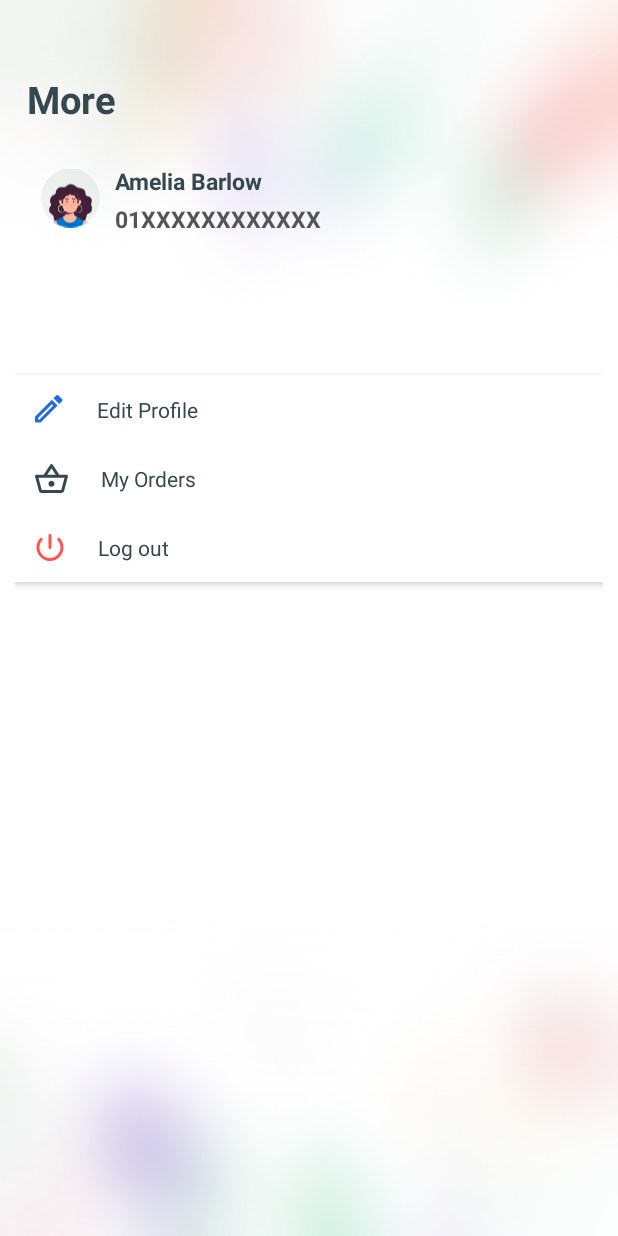
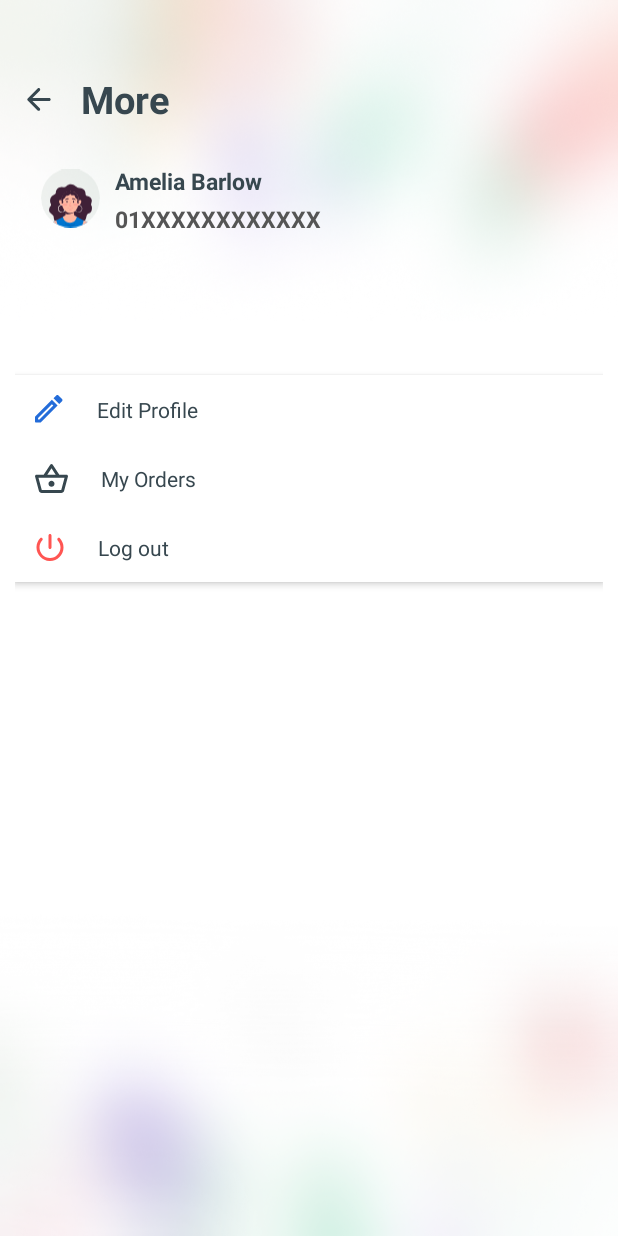
Before and after one commit to nqbinhcs/GCommerce, an Android app: the SettingActivity screen opened directly, with no data from a screen before it, on a phone screen of 412 x 824 dp. Run offline under Robolectric (Android 15) with nearby library versions, the phone set to English and light mode, and no system bars; 2 statements that could not run were skipped.

```diff
--- a/app/src/main/AndroidManifest.xml
+++ b/app/src/main/AndroidManifest.xml
@@ -26,6 +26,9 @@
         android:supportsRtl="true"
         android:theme="@style/Theme.e_commerce"
         tools:targetApi="31">
+        <activity
+            android:name=".Activity.EditProfileActivity"
+            android:exported="false" />
         <activity
             android:name=".Activity.SearchActivity"
             android:exported="false" />
--- a/app/src/main/java/com/example/e_commerce/Activity/MainActivity.java
+++ b/app/src/main/java/com/example/e_commerce/Activity/MainActivity.java
@@ -4,6 +4,7 @@ import androidx.appcompat.app.AppCompatActivity;
 
 import android.content.Intent;
 import android.os.Bundle;
+import android.util.Log;
 import android.widget.ImageView;
 
 import com.bumptech.glide.Glide;
@@ -15,7 +16,7 @@ public class MainActivity extends AppCompatActivity {
     protected void onCreate(Bundle savedInstanceState) {
         super.onCreate(savedInstanceState);
         setContentView(R.layout.activity_main);
-        Intent intent = new Intent(MainActivity.this, LoginActivity.class);
+        Intent intent = new Intent(MainActivity.this, EditProfileActivity.class);
         startActivity(intent);
     }
 }
--- a/app/src/main/java/com/example/e_commerce/Activity/SettingActivity.java
+++ b/app/src/main/java/com/example/e_commerce/Activity/SettingActivity.java
@@ -1,15 +1,58 @@
 package com.example.e_commerce.Activity;
 
+import android.content.Intent;
 import android.os.Bundle;
+import android.view.View;
+import android.widget.TextView;
 
 import androidx.appcompat.app.AppCompatActivity;
 
+import com.example.e_commerce.Manager.LocalCache;
+import com.example.e_commerce.Model.User;
 import com.example.e_commerce.R;
 
 public class SettingActivity extends AppCompatActivity {
+    private TextView logOutBtn, nameView, emailView, editProfileView, myOrderView;
+    private LocalCache localCache;
+    private User user;
+
     @Override
     protected void onCreate(Bundle savedInstanceState) {
         super.onCreate(savedInstanceState);
         setContentView(R.layout.activity_setting);
+
+        initView();
+        addEventOnClick();
     }
+
+    private void addEventOnClick() {
+        logOutBtn.setOnClickListener(new View.OnClickListener() {
+            @Override
+            public void onClick(View view) {
+                localCache.deleteUser();
+                startActivity(new Intent(SettingActivity.this, LoginActivity.class));
+            }
+        });
+        editProfileView.setOnClickListener(new View.OnClickListener() {
+            @Override
+            public void onClick(View view) {
+                startActivity(new Intent(SettingActivity.this, EditProfileActivity.class));
+            }
+        });
+    }
+
+    private void initView() {
+        localCache = new LocalCache(SettingActivity.this, "Local cache");
+        logOutBtn = (TextView) findViewById(R.id.setting_logout);
+        user = localCache.loadUser();
+        nameView = (TextView) findViewById(R.id.setting_name);
+        emailView = (TextView) findViewById(R.id.setting_email);
+        editProfileView = (TextView) findViewById(R.id.setting_edit_profile);
+        myOrderView = (TextView) findViewById(R.id.setting_my_orders);
+
+        nameView.setText(user.getName());
+        emailView.setText(user.getEmail());
+    }
+
+
 }
--- /dev/null
+++ b/app/src/main/res/drawable/ic_baseline_email_24.xml
@@ -0,0 +1,5 @@
+<vector android:height="20dp" android:tint="#000000"
+    android:viewportHeight="24" android:viewportWidth="24"
+    android:width="20dp" xmlns:android="http://schemas.android.com/apk/res/android">
+    <path android:fillColor="@android:color/white" android:pathData="M20,4L4,4c-1.1,0 -1.99,0.9 -1.99,2L2,18c0,1.1 0.9,2 2,2h16c1.1,0 2,-0.9 2,-2L22,6c0,-1.1 -0.9,-2 -2,-2zM20,8l-8,5 -8,-5L4,6l8,5 8,-5v2z"/>
+</vector>
--- /dev/null
+++ b/app/src/main/res/drawable/ic_baseline_shopping_cart_24.xml
@@ -0,0 +1,5 @@
+<vector android:height="20dp" android:tint="#000000"
+    android:viewportHeight="24" android:viewportWidth="24"
+    android:width="20dp" xmlns:android="http://schemas.android.com/apk/res/android">
+    <path android:fillColor="@android:color/white" android:pathData="M7,18c-1.1,0 -1.99,0.9 -1.99,2S5.9,22 7,22s2,-0.9 2,-2 -0.9,-2 -2,-2zM1,2v2h2l3.6,7.59 -1.35,2.45c-0.16,0.28 -0.25,0.61 -0.25,0.96 0,1.1 0.9,2 2,2h12v-2L7.42,15c-0.14,0 -0.25,-0.11 -0.25,-0.25l0.03,-0.12 0.9,-1.63h7.45c0.75,0 1.41,-0.41 1.75,-1.03l3.58,-6.49c0.08,-0.14 0.12,-0.31 0.12,-0.48 0,-0.55 -0.45,-1 -1,-1L5.21,4l-0.94,-2L1,2zM17,18c-1.1,0 -1.99,0.9 -1.99,2s0.89,2 1.99,2 2,-0.9 2,-2 -0.9,-2 -2,-2z"/>
+</vector>
--- a/app/src/main/res/layout/activity_setting.xml
+++ b/app/src/main/res/layout/activity_setting.xml
@@ -22,28 +22,42 @@
         app:layout_constraintTop_toTopOf="parent"
         app:layout_constraintVertical_bias="0.132"
         app:layout_constraintWidth_percent=".1"
-
+        android:orientation="horizontal"
         />
 
-    <TextView
+    <LinearLayout
         android:id="@+id/setting_more_text"
         android:layout_width="0dp"
         android:layout_height="wrap_content"
-        android:textColor="#37474F"
-        android:text="More"
-        android:textSize="25dp"
-        android:textStyle="bold"
         app:layout_constraintBottom_toBottomOf="parent"
         app:layout_constraintEnd_toEndOf="parent"
         app:layout_constraintHorizontal_bias="0.03"
         app:layout_constraintStart_toStartOf="parent"
         app:layout_constraintTop_toTopOf="parent"
         app:layout_constraintVertical_bias="0.05"
-        app:layout_constraintWidth_percent=".3"/>
+        app:layout_constraintWidth_percent=".3"
+        android:orientation="horizontal"
+        android:gravity="center|left">
+
+        <ImageView
+            android:layout_width="wrap_content"
+            android:layout_height="wrap_content"
+            android:src="@drawable/backward"
+            android:layout_marginRight="20dp"/>
+
+        <TextView
+            android:layout_width="wrap_content"
+            android:layout_height="wrap_content"
+            android:text="More"
+            android:textColor="#37474F"
+            android:textSize="25dp"
+            android:textStyle="bold"/>
+
+    </LinearLayout>
 
 
     <TextView
-        android:id="@+id/setting_phone"
+        android:id="@+id/setting_email"
         android:layout_width="0dp"
         android:layout_height="wrap_content"
         android:textColor="#555555"
@@ -59,7 +73,7 @@
         app:layout_constraintWidth_percent=".5"/>
 
     <TextView
-        android:id="@+id/SettingProfileImageView"
+        android:id="@+id/setting_name"
         android:layout_width="0dp"
         android:layout_height="wrap_content"
         android:textColor="#37474F"
--- a/app/src/main/res/layout/activity_show_detail.xml
+++ b/app/src/main/res/layout/activity_show_detail.xml
@@ -81,7 +81,7 @@
                     android:id="@+id/minusBtn"
                     android:layout_width="wrap_content"
                     android:layout_height="wrap_content"
-                    app:srcCompat="@android:drawable/btn_minus"/>
+                    app:srcCompat="@drawable/minus_btn"/>
 
                 <TextView
                     android:id="@+id/numberOrderTxt"
@@ -99,7 +99,7 @@
                     android:id="@+id/plusBtn"
                     android:layout_width="wrap_content"
                     android:layout_height="wrap_content"
-                    app:srcCompat="@android:drawable/ic_input_add"/>
+                    app:srcCompat="@drawable/add_btn"/>
 
             </LinearLayout>
 
```
Also changed, not shown: app/src/main/java/com/example/e_commerce/Activity/EditProfileActivity.java (added, +75 -0 lines), app/src/main/java/com/example/e_commerce/Activity/HomeActivity.java (+7 -7 lines), app/src/main/java/com/example/e_commerce/Activity/LocationQueryActivity.java (+9 -12 lines), app/src/main/java/com/example/e_commerce/Activity/LoginActivity.java (+38 -7 lines), app/src/main/java/com/example/e_commerce/Activity/RegisterationActivity.java (+1 -25 lines), app/src/main/java/com/example/e_commerce/Manager/LocalCache.java (+7 -1 lines), app/src/main/java/com/example/e_commerce/Model/User.java (+22 -26 lines), app/src/main/res/layout/activity_edit_profile.xml (added, +159 -0 lines), app/src/main/res/layout/activity_location_query.xml (+4 -4 lines).
